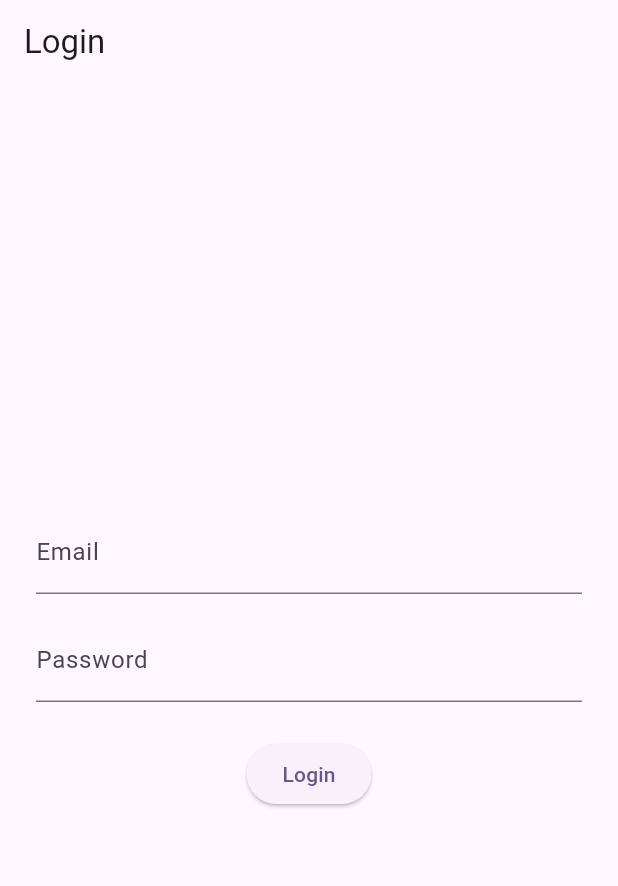
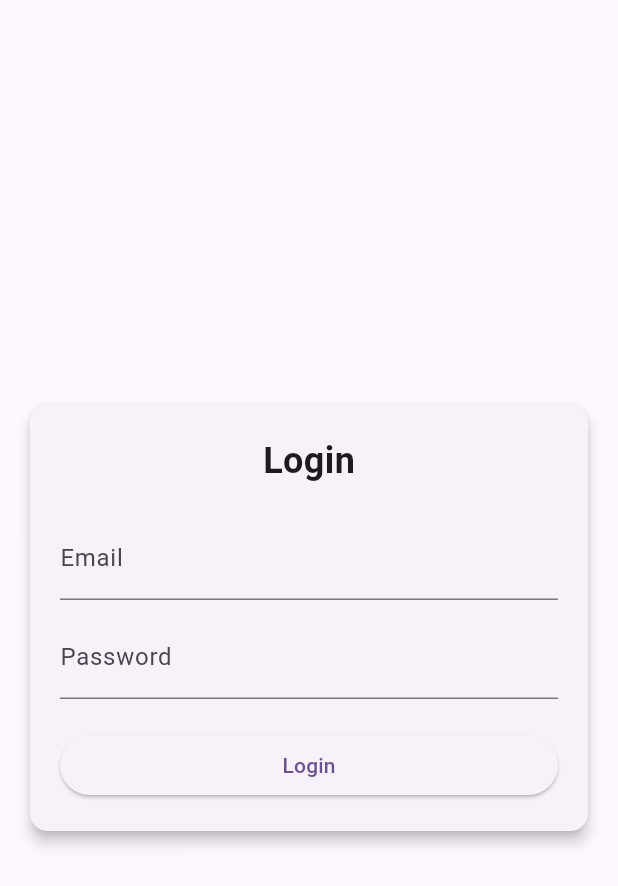
Before and after one commit to Manatchai65143038/project_Artee, a Flutter app: the screen it shows after launch, on a phone screen of 412 x 824 dp. Shown: the top 886 px of the screen. Run offline on Flutter 3.47's test engine with Material 3 defaults, Android fonts, the phone set to English and light mode, and no system bars; our stand-ins replace qr_flutter, screenshot, share_plus, shared_preferences.

Commit message:
้hot fix

```diff
--- a/project_artee/lib/page/login_page.dart
+++ b/project_artee/lib/page/login_page.dart
@@ -1,5 +1,8 @@
 import 'package:flutter/material.dart';
 import 'package:project_artee/services/login_api_services.dart';
+import 'package:shared_preferences/shared_preferences.dart';
+
+// ยังไม่เสร็จ
 
 class LoginPage extends StatefulWidget {
   const LoginPage({super.key});
@@ -9,37 +12,36 @@ class LoginPage extends StatefulWidget {
 }
 
 class _LoginPageState extends State<LoginPage> {
-  final _formKey = GlobalKey<FormState>();
   final TextEditingController emailController = TextEditingController();
   final TextEditingController passwordController = TextEditingController();
   bool loading = false;
-  String? errorMessage;
+  String? error;
 
   void handleLogin() async {
-    if (!_formKey.currentState!.validate()) return;
-
     setState(() {
       loading = true;
-      errorMessage = null;
+      error = null;
     });
 
     try {
-      final result = await AuthService.login(
-        emailController.text.trim(),
-        passwordController.text.trim(),
+      final data = await AuthService.login(
+        email: emailController.text.trim(),
+        password: passwordController.text.trim(),
       );
-      setState(() => loading = false);
 
-      // TODO: Save token และนำไปหน้าอื่น
-      print("Login สำเร็จ: ${result['staff']}");
+      final prefs = await SharedPreferences.getInstance();
+      await prefs.setString("token", data['token']);
+      await prefs.setString("role", data['role']);
 
-      ScaffoldMessenger.of(
-        context,
-      ).showSnackBar(const SnackBar(content: Text("Login สำเร็จ")));
+      // redirect ไปหน้าแรก
+      Navigator.pushReplacementNamed(context, "/");
     } catch (e) {
       setState(() {
+        error = e.toString().replaceFirst("Exception: ", "");
+      });
+    } finally {
+      setState(() {
         loading = false;
-        errorMessage = e.toString();
       });
     }
   }
@@ -47,52 +49,47 @@ class _LoginPageState extends State<LoginPage> {
   @override
   Widget build(BuildContext context) {
     return Scaffold(
-      appBar: AppBar(title: const Text("Login")),
       body: Center(
-        child: Padding(
-          padding: const EdgeInsets.all(24.0),
-          child: SingleChildScrollView(
-            child: Form(
-              key: _formKey,
+        child: SingleChildScrollView(
+          padding: const EdgeInsets.all(16),
+          child: Card(
+            elevation: 4,
+            shape: RoundedRectangleBorder(
+              borderRadius: BorderRadius.circular(12),
+            ),
+            child: Padding(
+              padding: const EdgeInsets.all(20),
               child: Column(
+                mainAxisSize: MainAxisSize.min,
                 children: [
-                  TextFormField(
+                  Text(
+                    "Login",
+                    style: TextStyle(fontSize: 24, fontWeight: FontWeight.bold),
+                  ),
+                  const SizedBox(height: 20),
+                  if (error != null)
+                    Text(error!, style: TextStyle(color: Colors.red)),
+                  TextField(
                     controller: emailController,
-                    decoration: const InputDecoration(labelText: "Email"),
-                    keyboardType: TextInputType.emailAddress,
-                    validator:
-                        (value) =>
-                            value == null || value.isEmpty
-                                ? "กรุณากรอก Email"
-                                : null,
+                    decoration: InputDecoration(labelText: "Email"),
                   ),
-                  const SizedBox(height: 16),
-                  TextFormField(
+                  const SizedBox(height: 10),
+                  TextField(
                     controller: passwordController,
-                    decoration: const InputDecoration(labelText: "Password"),
                     obscureText: true,
-                    validator:
-                        (value) =>
-                            value == null || value.isEmpty
-                                ? "กรุณากรอก Password"
-                                : null,
+                    decoration: InputDecoration(labelText: "Password"),
                   ),
-                  const SizedBox(height: 24),
-                  loading
-                      ? const CircularProgressIndicator()
-                      : ElevatedButton(
-                        onPressed: handleLogin,
-                        child: const Text("Login"),
-                      ),
-                  if (errorMessage != null)
-                    Padding(
-                      padding: const EdgeInsets.only(top: 16),
-                      child: Text(
-                        errorMessage!,
-                        style: const TextStyle(color: Colors.red),
-                        textAlign: TextAlign.center,
-                      ),
+                  const SizedBox(height: 20),
+                  SizedBox(
+                    width: double.infinity,
+                    child: ElevatedButton(
+                      onPressed: loading ? null : handleLogin,
+                      child:
+                          loading
+                              ? CircularProgressIndicator(color: Colors.white)
+                              : Text("Login"),
                     ),
+                  ),
                 ],
               ),
             ),
--- a/project_artee/lib/services/login_api_services.dart
+++ b/project_artee/lib/services/login_api_services.dart
@@ -1,30 +1,26 @@
-// services/auth_service.dart
 import 'dart:convert';
 import 'package:http/http.dart' as http;
 
 class AuthService {
-  static const String baseUrl = "http://10.0.2.2:3000/api/auth";
+  static const String baseUrl =
+      "http://10.0.2.2:3000/api/admin/staff/test"; //ยังไม่สมบูรณ์
 
-  /// Login
-  static Future<Map<String, dynamic>> login(
-    String email,
-    String password,
-  ) async {
+  static Future<Map<String, dynamic>> login({
+    required String email,
+    required String password,
+  }) async {
     final response = await http.post(
       Uri.parse(baseUrl),
       headers: {"Content-Type": "application/json"},
-      body: json.encode({"email": email, "password": password}),
+      body: jsonEncode({"email": email, "password": password}),
     );
 
-    if (response.statusCode == 200) {
-      final jsonData = json.decode(response.body);
-      if (jsonData['success'] == true) {
-        return jsonData; // ส่ง token + staff info
-      } else {
-        throw Exception(jsonData['error'] ?? "Login ไม่สำเร็จ");
-      }
-    } else {
-      throw Exception("Login ล้มเหลว: ${response.statusCode}");
+    final data = jsonDecode(response.body);
+
+    if (response.statusCode != 200) {
+      throw Exception(data['message'] ?? "Login failed");
     }
+
+    return data;
   }
 }
--- a/project_artee/pubspec.yaml
+++ b/project_artee/pubspec.yaml
@@ -34,6 +34,7 @@ dependencies:
   qr_flutter: ^4.1.0
   screenshot: ^3.0.0
   share_plus: ^11.1.0
+  shared_preferences: ^2.5.3
 
 
 
```
Also changed, not shown: project_artee/pubspec.lock, 1 other file.
